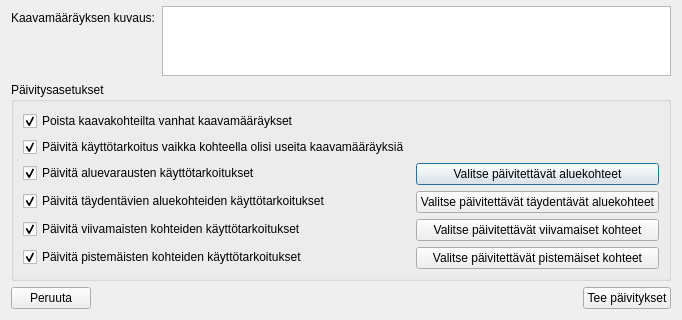
First picture: the form in yleiskaava_dialog_update_regulation_of_group.ui, repository ernoma/yleiskaava, before the edit; both pictures show x 0 to 682 and y 185 to 505 of the 682 by 505 pixel window.
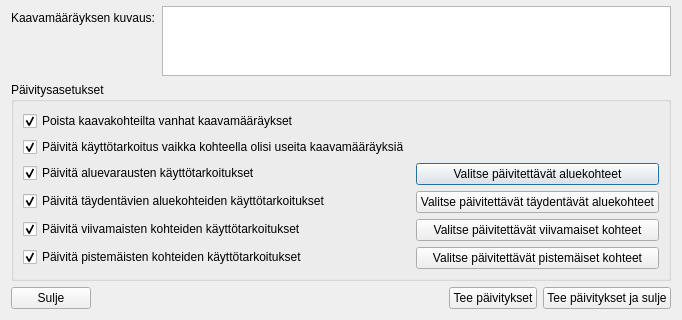
Second picture: the form after the edit.

```diff
--- a/yleiskaava_dialog_update_regulation_of_group.ui
+++ b/yleiskaava_dialog_update_regulation_of_group.ui
@@ -179,7 +179,7 @@
        <item>
         <widget class="QPushButton" name="pushButtonCancel">
          <property name="text">
-          <string>Peruuta</string>
+          <string>Sulje</string>
          </property>
         </widget>
        </item>
@@ -203,6 +203,13 @@
          </property>
         </widget>
        </item>
+       <item>
+        <widget class="QPushButton" name="pushButtonUpdateAndClose">
+         <property name="text">
+          <string>Tee päivitykset ja sulje</string>
+         </property>
+        </widget>
+       </item>
       </layout>
      </item>
     </layout>
```
Left out of the diff: 2 changed lines with no effect on the pictures.
